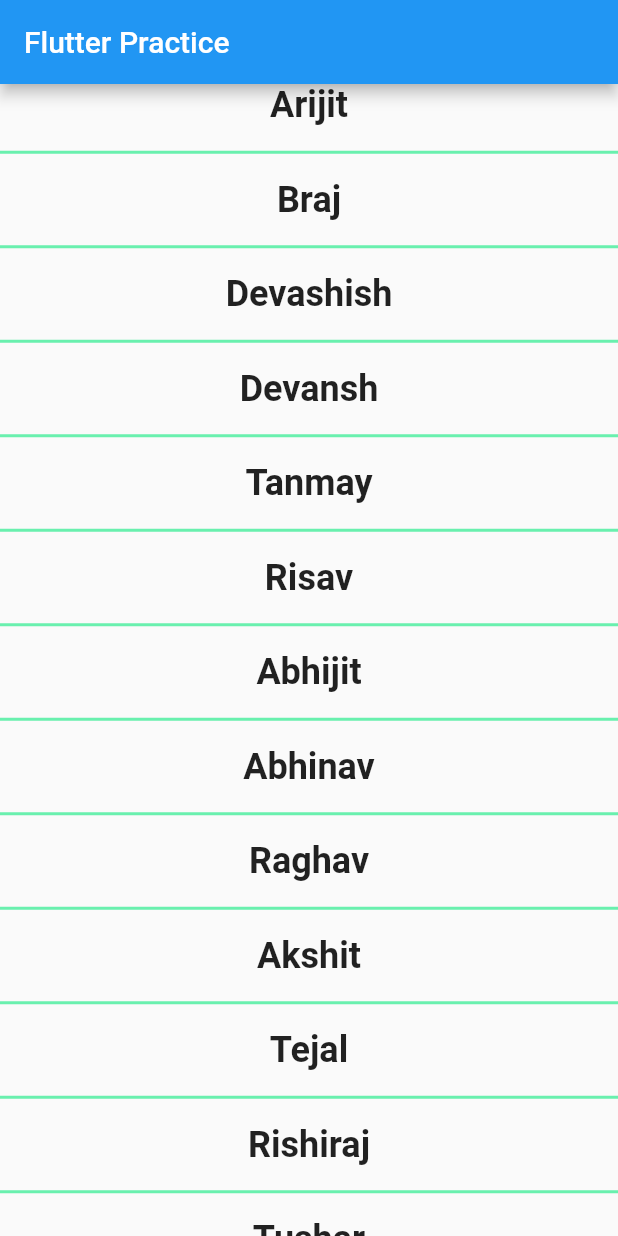
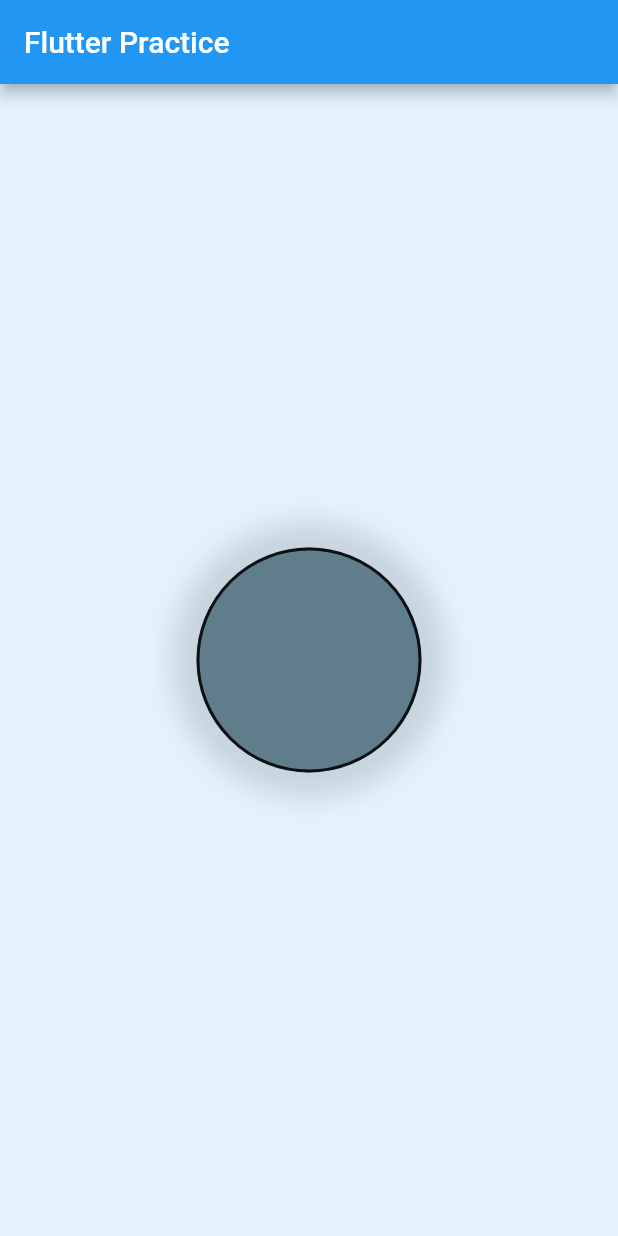
Before and after one commit to Arijit2003/Flutter-Practice, a Flutter app: the screen it shows after launch, on a phone screen of 412 x 824 dp. Run offline on Flutter 3.47's test engine with Material 2 defaults, Android fonts, the phone set to English and light mode, and no system bars; our stand-ins replace fluttertoast; project files that could hold a hidden picture were left out.

Commit message:
decoration

```diff
--- a/lib/main.dart
+++ b/lib/main.dart
@@ -1,3 +1,4 @@
+//import 'dart:ffi';
 import 'dart:io';
 import 'package:fluttertoast/fluttertoast.dart';
 
@@ -49,7 +50,6 @@ class _MyHomePageState extends State<MyHomePage> {
 
   @override
   Widget build(BuildContext context) {
-    var arrNames = ["Arijit","Braj","Devashish","Devansh","Tanmay","Risav","Abhijit","Abhinav","Raghav","Akshit","Tejal","Rishiraj","Tushar"];
 
     return Scaffold(
       appBar: AppBar(
@@ -57,15 +57,42 @@ class _MyHomePageState extends State<MyHomePage> {
         title: Text(widget.title),
       ),
       body:
-        ListView.separated(itemBuilder: (context,index){
-            return Text(arrNames[index],textAlign: TextAlign.center,style: const TextStyle(fontSize: 24,fontWeight: FontWeight.bold,),);
-          },
-          //padding: const EdgeInsets.all(10),
-          scrollDirection: Axis.vertical,
-          itemCount: arrNames.length,
-          separatorBuilder: (context,index){
-             return const Divider(height: 35,thickness: 2,color: Colors.greenAccent,);
-          },
+        Container(
+          width: double.infinity,
+          height: double.infinity,
+          color: Colors.blue.shade50,
+          child: Center(
+            child: Container(
+              width: 150,
+              height: 150,
+
+              decoration: BoxDecoration(
+                color: Colors.blueGrey,
+                // borderRadius:
+                // //BorderRadius.circular(11),
+                // //BorderRadius.all(Radius.elliptical(10, 20))
+                // const BorderRadius.only(topLeft: Radius.circular(16), bottomRight: Radius.circular(16)),
+                border: Border.all(
+                  width: 2,
+                  color: Colors.black87,
+                ),
+
+                boxShadow: const [
+                  BoxShadow(
+                    color: Colors.black12,
+                    spreadRadius: 17.0,
+                    blurRadius: 14,
+
+                  )
+                ],
+                shape: BoxShape.circle
+
+
+
+
+              ),
+            ),
+          ),
         )
 
 
```
